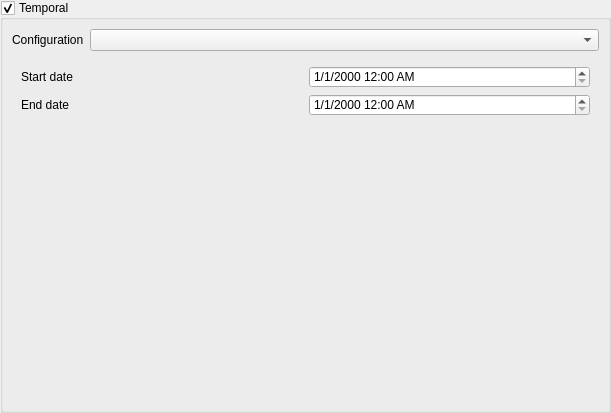
Above: src/ui/qgsvectorlayertemporalpropertieswidgetbase.ui from carsmie/QGIS before the change. Below: the same form after it.
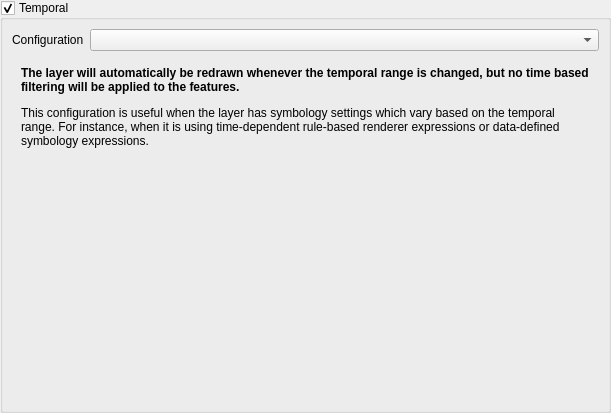
That is the form after the change. The open tabs and pages were chosen to show the change. Custom widgets are drawn as their Qt base class.

Commit message:
[feature][temporal] Add a new "Redraw Layer Only" mode for temporal vector layers
When set to this mode, the layer will automatically be redrawn whenever
the temporal range is changed, but no time based filtering will be applied
to the features.

This configuration is useful when the layer has symbology settings which
vary based on the temporal range. For instance, when a layer is using
time-dependent rule-based renderer expressions or data-defined symbology
expressions.

```diff
--- a/src/ui/qgsvectorlayertemporalpropertieswidgetbase.ui
+++ b/src/ui/qgsvectorlayertemporalpropertieswidgetbase.ui
@@ -211,6 +211,33 @@
               </item>
              </layout>
             </widget>
+            <widget class="QWidget" name="page_4">
+             <layout class="QVBoxLayout" name="verticalLayout">
+              <item>
+               <widget class="QLabel" name="label_7">
+                <property name="text">
+                 <string>&lt;p&gt;&lt;b&gt;The layer will automatically be redrawn whenever the temporal range is changed, but no time based filtering will be applied to the features.&lt;b&gt;&lt;/p&gt;&lt;p&gt;This configuration is useful when the layer has symbology settings which vary based on the temporal range. For instance, when it is using time-dependent rule-based renderer expressions or data-defined symbology expressions.&lt;/p&gt;</string>
+                </property>
+                <property name="wordWrap">
+                 <bool>true</bool>
+                </property>
+               </widget>
+              </item>
+              <item>
+               <spacer name="verticalSpacer_4">
+                <property name="orientation">
+                 <enum>Qt::Vertical</enum>
+                </property>
+                <property name="sizeHint" stdset="0">
+                 <size>
+                  <width>20</width>
+                  <height>40</height>
+                 </size>
+                </property>
+               </spacer>
+              </item>
+             </layout>
+            </widget>
            </widget>
           </item>
           <item row="2" column="0">
```
Left out of the diff: 2 changed lines with no effect on the pictures. The commit also changes 5 other files.
